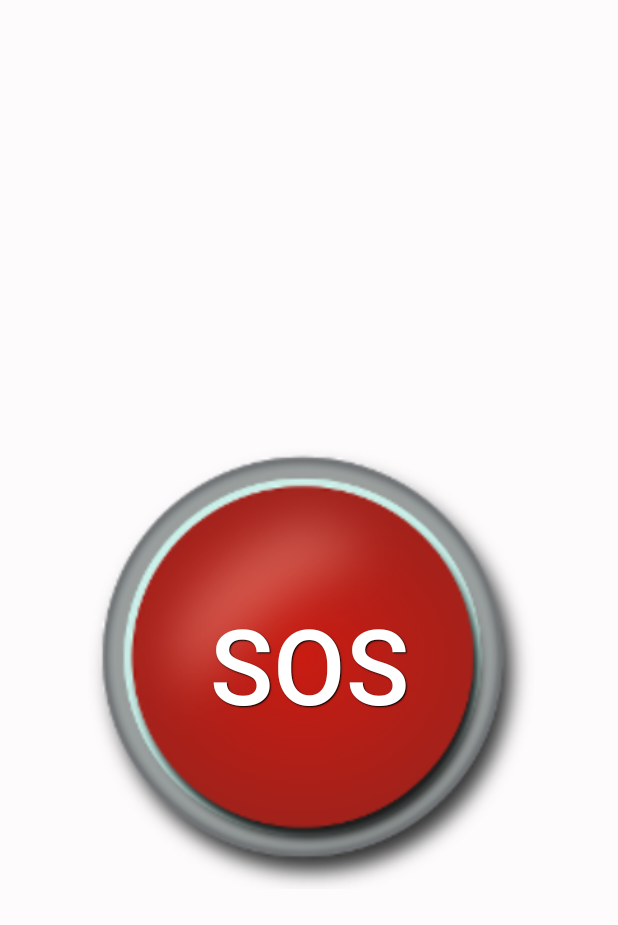
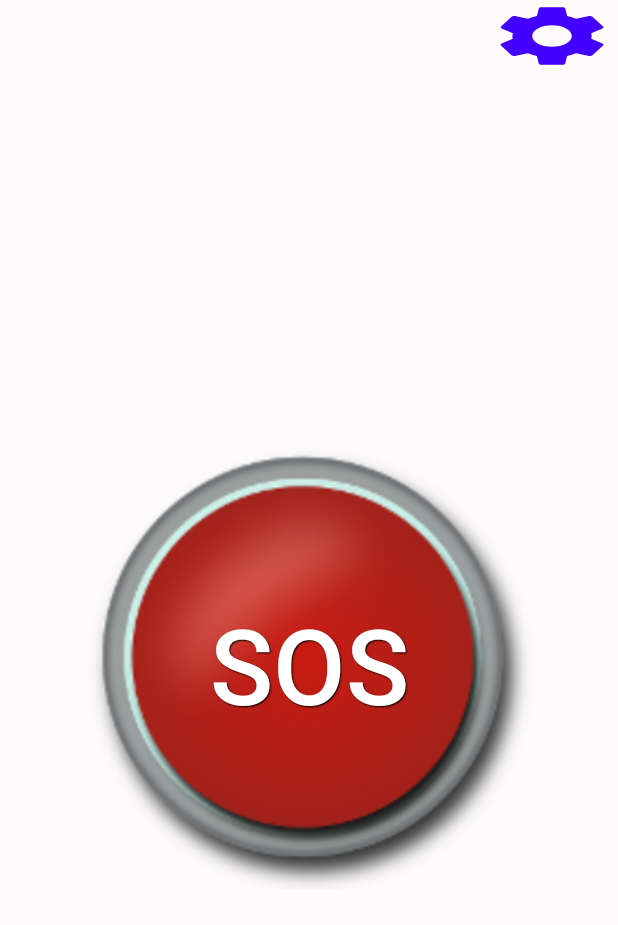
Before and after one commit to amazingProj/PanicButtonApplication, an Android app: the screen it shows after launch (MainActivity), on a phone screen of 412 x 824 dp. Shown: the top 925 px of the screen. Run offline under Robolectric (Android 15) with nearby library versions, the phone set to English and light mode, and no system bars; libraries missing offline, so code that uses them is left out: io.socket.client; 2 statements that could not run were skipped.

Commit message:
giving it setting activity

```diff
--- a/app/src/main/java/com/example/custombutton/main/activity/MainActivity.kt
+++ b/app/src/main/java/com/example/custombutton/main/activity/MainActivity.kt
@@ -128,4 +128,8 @@
     fun notifyObservers(view: View) {
         eventHandler.notifyALlObservers(applicationContext)
     }
+
+    fun movetoSettingActivity(view: View){
+        startActivity(Intent(this@MainActivity, SettingActivity::class.java))
+    }
 }
--- /dev/null
+++ b/app/src/main/res/drawable/setting_icon.xml
@@ -0,0 +1,5 @@
+<vector android:height="12dp" android:tint="#4400FF"
+    android:viewportHeight="24" android:viewportWidth="24"
+    android:width="12dp" xmlns:android="http://schemas.android.com/apk/res/android">
+    <path android:fillColor="@android:color/white" android:pathData="M19.14,12.94c0.04,-0.3 0.06,-0.61 0.06,-0.94c0,-0.32 -0.02,-0.64 -0.07,-0.94l2.03,-1.58c0.18,-0.14 0.23,-0.41 0.12,-0.61l-1.92,-3.32c-0.12,-0.22 -0.37,-0.29 -0.59,-0.22l-2.39,0.96c-0.5,-0.38 -1.03,-0.7 -1.62,-0.94L14.4,2.81c-0.04,-0.24 -0.24,-0.41 -0.48,-0.41h-3.84c-0.24,0 -0.43,0.17 -0.47,0.41L9.25,5.35C8.66,5.59 8.12,5.92 7.63,6.29L5.24,5.33c-0.22,-0.08 -0.47,0 -0.59,0.22L2.74,8.87C2.62,9.08 2.66,9.34 2.86,9.48l2.03,1.58C4.84,11.36 4.8,11.69 4.8,12s0.02,0.64 0.07,0.94l-2.03,1.58c-0.18,0.14 -0.23,0.41 -0.12,0.61l1.92,3.32c0.12,0.22 0.37,0.29 0.59,0.22l2.39,-0.96c0.5,0.38 1.03,0.7 1.62,0.94l0.36,2.54c0.05,0.24 0.24,0.41 0.48,0.41h3.84c0.24,0 0.44,-0.17 0.47,-0.41l0.36,-2.54c0.59,-0.24 1.13,-0.56 1.62,-0.94l2.39,0.96c0.22,0.08 0.47,0 0.59,-0.22l1.92,-3.32c0.12,-0.22 0.07,-0.47 -0.12,-0.61L19.14,12.94zM12,15.6c-1.98,0 -3.6,-1.62 -3.6,-3.6s1.62,-3.6 3.6,-3.6s3.6,1.62 3.6,3.6S13.98,15.6 12,15.6z"/>
+</vector>
--- a/app/src/main/res/layout/activity_main.xml
+++ b/app/src/main/res/layout/activity_main.xml
@@ -30,30 +30,19 @@
         android:shadowDy="1"
         android:shadowRadius="0.6"
         android:textColorHighlight="@color/black"/>
-<!--
-    <TextView
-        android:id="@+id/textView"
+
+    <Button
+        android:id="@+id/setting_button"
         android:layout_width="wrap_content"
         android:layout_height="wrap_content"
-        android:hint="RSSI"
         app:layout_constraintBottom_toBottomOf="parent"
         app:layout_constraintEnd_toEndOf="parent"
-        app:layout_constraintHorizontal_bias="0.667"
+        app:layout_constraintHorizontal_bias="1.0"
         app:layout_constraintStart_toStartOf="parent"
         app:layout_constraintTop_toTopOf="parent"
-        app:layout_constraintVertical_bias="0.126" />
+        app:layout_constraintVertical_bias="0.0"
+        android:background="@drawable/setting_icon"
+        android:onClick="movetoSettingActivity"/>
 
-    <TextView
-        android:id="@+id/textView2"
-        android:layout_width="wrap_content"
-        android:layout_height="wrap_content"
-        android:hint="IP"
-        app:layout_constraintBottom_toBottomOf="@id/button"
-        app:layout_constraintEnd_toEndOf="@id/button"
-        app:layout_constraintHorizontal_bias="0.242"
-        app:layout_constraintStart_toStartOf="parent"
-        app:layout_constraintTop_toTopOf="parent"
-        app:layout_constraintVertical_bias="0.155" />
--->
 
 </androidx.constraintlayout.widget.ConstraintLayout>
```
Also changed, not shown: app/src/main/AndroidManifest.xml (+7 -4 lines), app/src/main/java/com/example/custombutton/main/activity/SettingActivity.kt (added, +12 -0 lines), app/src/main/res/layout/activity_setting.xml (added, +9 -0 lines).
